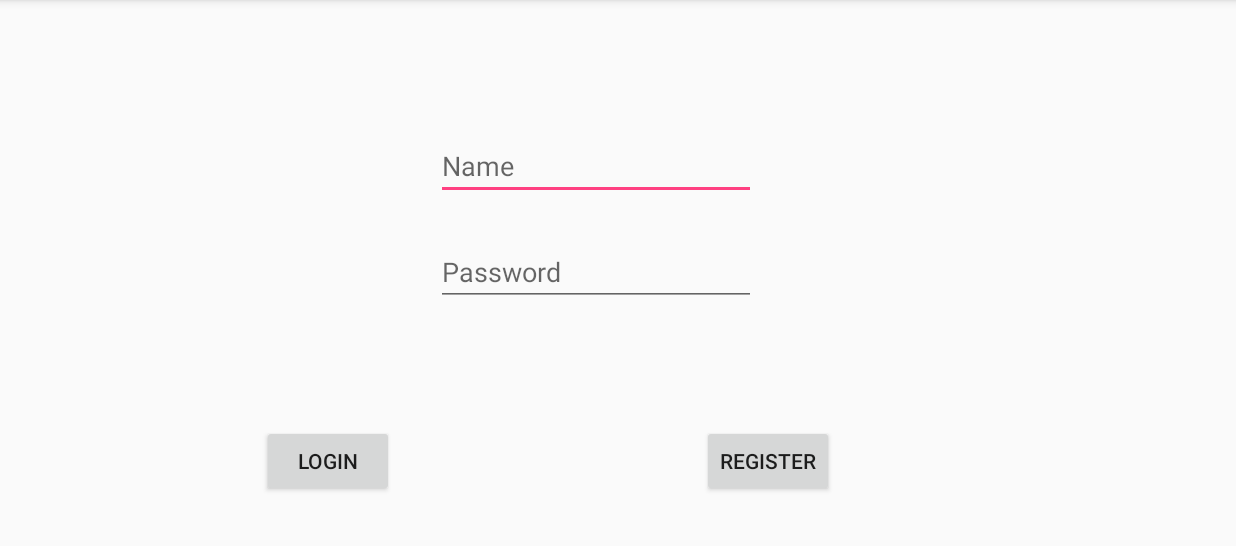
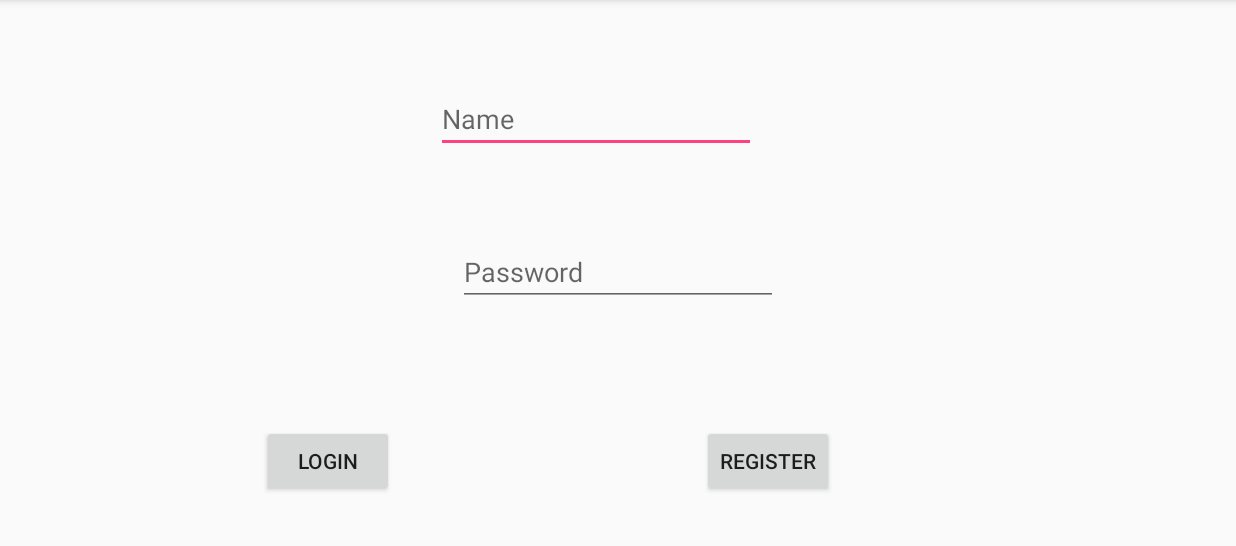
Before and after one commit to Lai0723/SmartcanteenPOS, an Android app: the Login screen opened directly, with no data from a screen before it, on a phone screen of 824 x 412 dp (held sideways), the part 72-618 px from its top. Run offline under Robolectric (Android 15) with nearby library versions, the phone set to English and light mode, and no system bars; our stand-ins replace Volley.

Commit message:
Integrate from Gab: modified wchun login editext

```diff
--- a/app/src/main/res/layout/activity_login.xml
+++ b/app/src/main/res/layout/activity_login.xml
@@ -21,23 +21,7 @@
         app:layout_constraintHorizontal_bias="0.475"
         app:layout_constraintLeft_toLeftOf="parent"
         app:layout_constraintRight_toRightOf="parent"
-        app:layout_constraintTop_toTopOf="parent"
-        app:layout_constraintVertical_bias="0.825" />
-
-    <EditText
-        android:id="@+id/txtPass"
-        android:layout_width="wrap_content"
-        android:layout_height="wrap_content"
-        android:ems="10"
-        android:hint="@string/password"
-        android:inputType="textPersonName"
-        android:layout_marginLeft="8dp"
-        app:layout_constraintLeft_toLeftOf="parent"
-        android:layout_marginRight="8dp"
-        app:layout_constraintRight_toRightOf="parent"
-        app:layout_constraintBottom_toBottomOf="parent"
-        android:layout_marginBottom="160dp"
-        app:layout_constraintHorizontal_bias="0.475" />
+        app:layout_constraintTop_toTopOf="parent" />
 
     <Button
         android:id="@+id/btnregister"
@@ -69,4 +53,18 @@
         app:layout_constraintRight_toLeftOf="@+id/btnregister"
         app:layout_constraintTop_toTopOf="parent"
         app:layout_constraintVertical_bias="0.917" />
+
+    <EditText
+        android:id="@+id/txtPass"
+        android:layout_width="wrap_content"
+        android:layout_height="wrap_content"
+        android:layout_marginBottom="160dp"
+        android:layout_marginEnd="8dp"
+        android:layout_marginStart="8dp"
+        android:ems="10"
+        android:hint="Password"
+        android:inputType="textPassword"
+        app:layout_constraintBottom_toBottomOf="parent"
+        app:layout_constraintEnd_toEndOf="parent"
+        app:layout_constraintStart_toStartOf="parent" />
 </android.support.constraint.ConstraintLayout>
```
Also changed, not shown: app/src/main/java/com/example/lai/smartcanteenpos/add_fund.java (added, +81 -0 lines), app/src/main/res/layout/activity_add_fund.xml (added, +47 -0 lines), 838 other files.
